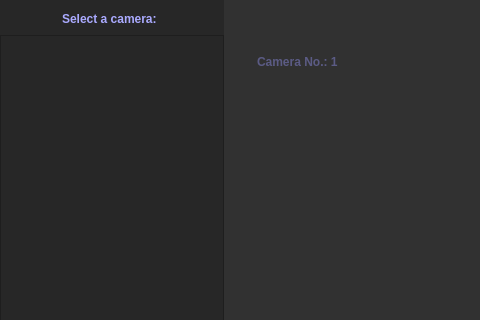
gomualbe/Crowd-Behaviour-Analysis, file ui/mainwindow.ui: the form before one commit; both pictures show x 0 to 480 and y 0 to 320 of the 1280 by 708 pixel window.
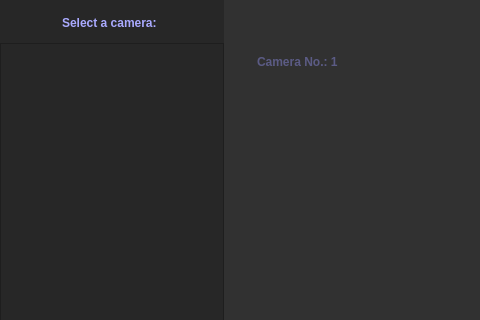
The form after the commit.

```diff
--- a/ui/mainwindow.ui
+++ b/ui/mainwindow.ui
@@ -145,10 +145,16 @@
              <verstretch>0</verstretch>
             </sizepolicy>
            </property>
+           <property name="minimumSize">
+            <size>
+             <width>0</width>
+             <height>28</height>
+            </size>
+           </property>
            <property name="maximumSize">
             <size>
              <width>130</width>
-             <height>16777215</height>
+             <height>28</height>
             </size>
            </property>
            <property name="text">
@@ -173,6 +179,12 @@
        </item>
        <item>
         <widget class="QScrollArea" name="scroll_area">
+         <property name="sizePolicy">
+          <sizepolicy hsizetype="MinimumExpanding" vsizetype="MinimumExpanding">
+           <horstretch>0</horstretch>
+           <verstretch>0</verstretch>
+          </sizepolicy>
+         </property>
          <property name="minimumSize">
           <size>
            <width>224</width>
@@ -182,7 +194,7 @@
          <property name="maximumSize">
           <size>
            <width>224</width>
-           <height>665</height>
+           <height>708</height>
           </size>
          </property>
          <property name="verticalScrollBarPolicy">
```
